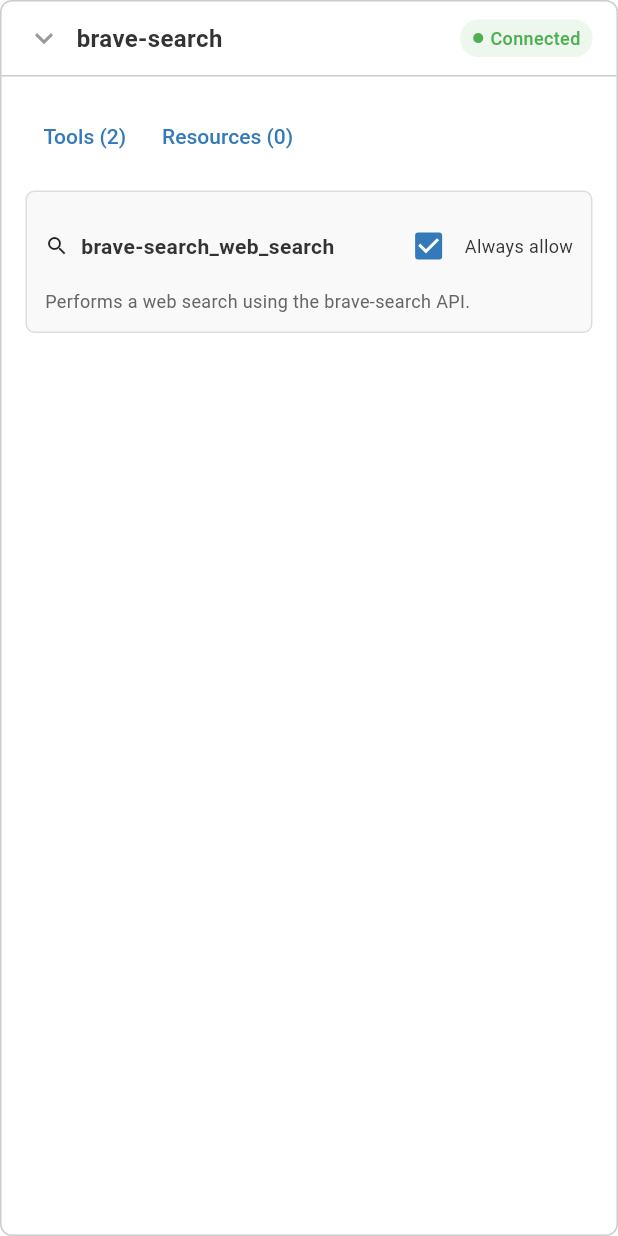
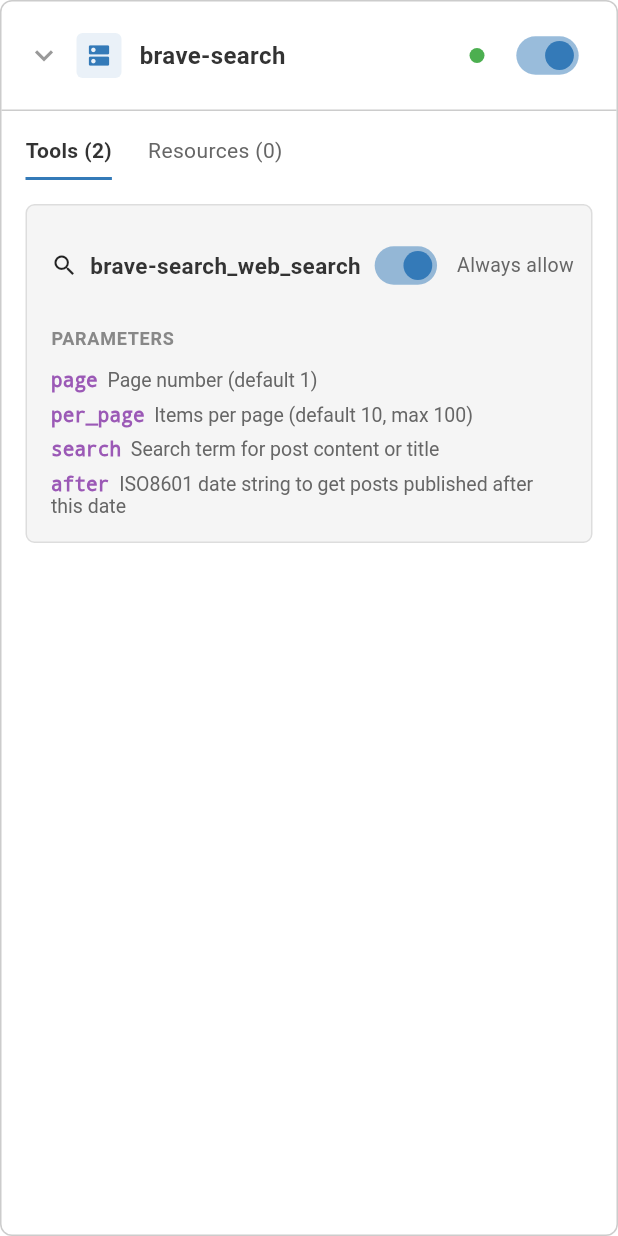
Before and after one commit to ResonanceGroup/VOX-UI, a Flutter app: the _McpServerAccordion widget shown alone on an empty page, opened directly, after a tap on "brave-search", on a phone screen of 412 x 824 dp. Run offline on Flutter 3.47's test engine with Material 3 defaults, Android fonts, the phone set to English and light mode, and no system bars; our stand-ins replace flutter_riverpod, go_router.

Commit message:
feat: Complete UI polish phase with critical fixes and enhancements (updated dark mode colors, navigation drawer blur effect, and added network timeout settings to MCP servers page)

```diff
--- a/lib/screens/mcp_servers_screen.dart
+++ b/lib/screens/mcp_servers_screen.dart
@@ -87,7 +87,7 @@
                     child: Row(
                       children: [
                         Checkbox(
-                          value: false,
+                          value: true,
                           onChanged: (value) {
                             // TODO: Implement toggle functionality
                           },
@@ -99,12 +99,14 @@
                             children: [
                               Text(
                                 'Enable MCP Servers',
-                                style: AppTheme.labelStyle,
+                                style: AppTheme.labelStyle.copyWith(
+                                  color: isDark ? const Color(0xFFE0E0E0) : null,
+                                ),
                               ),
                               Text(
                                 'When enabled, VOX will be able to interact with connected MCP servers for advanced functionality.',
                                 style: AppTheme.bodyTextStyle.copyWith(
-                                  color: AppTheme.textLightColor,
+                                  color: isDark ? const Color(0xFFE0E0E0) : AppTheme.textLightColor,
                                   fontSize: 12.0,
                                 ),
                               ),
@@ -116,10 +118,79 @@
                   ),
                   const SizedBox(height: 20.0),
 
+                  // Network Timeout section
+                  Container(
+                    padding: const EdgeInsets.all(16.0),
+                    decoration: BoxDecoration(
+                      color: isDark ? const Color(0xFF2C2C2C) : Colors.white,
+                      borderRadius: BorderRadius.circular(AppTheme.borderRadius),
+                      border: Border.all(
+                        color: isDark ? const Color(0xFF444444) : const Color(0xFFEEEEEE),
+                      ),
+                    ),
+                    child: Column(
+                      crossAxisAlignment: CrossAxisAlignment.start,
+                      children: [
+                        Text(
+                          'Network Timeout',
+                          style: AppTheme.labelStyle.copyWith(
+                            color: isDark ? const Color(0xFFE0E0E0) : null,
+                          ),
+                        ),
+                        const SizedBox(height: 8.0),
+                        Container(
+                          width: double.infinity,
+                          padding: const EdgeInsets.symmetric(horizontal: 12.0, vertical: 8.0),
+                          decoration: BoxDecoration(
+                            color: isDark ? const Color(0xFF1E1E1E) : Colors.white,
+                            borderRadius: BorderRadius.circular(8.0),
+                            border: Border.all(
+                              color: isDark ? const Color(0xFF555555) : const Color(0xFFCCCCCC),
+                            ),
+                          ),
+                          child: DropdownButton<String>(
+                            value: '1 minute',
+                            isExpanded: true,
+                            underline: const SizedBox(),
+                            dropdownColor: isDark ? const Color(0xFF2C2C2C) : Colors.white,
+                            style: AppTheme.bodyTextStyle.copyWith(
+                              color: isDark ? const Color(0xFFE0E0E0) : const Color(0xFF333333),
+                            ),
+                            items: const [
+                              DropdownMenuItem(value: '15 seconds', child: Text('15 seconds')),
+                              DropdownMenuItem(value: '30 seconds', child: Text('30 seconds')),
+                              DropdownMenuItem(value: '1 minute', child: Text('1 minute')),
+                              DropdownMenuItem(value: '2 minutes', child: Text('2 minutes')),
+                              DropdownMenuItem(value: '5 minutes', child: Text('5 minutes')),
+                              DropdownMenuItem(value: '10 minutes', child: Text('10 minutes')),
+                              DropdownMenuItem(value: '15 minutes', child: Text('15 minutes')),
+                              DropdownMenuItem(value: '30 minutes', child: Text('30 minutes')),
+                              DropdownMenuItem(value: '60 minutes', child: Text('60 minutes')),
+                            ],
+                            onChanged: (value) {
+                              // TODO: Implement timeout selection
+                            },
+                          ),
+                        ),
+                        const SizedBox(height: 8.0),
+                        Text(
+                          'Maximum time to wait for server responses',
+                          style: AppTheme.bodyTextStyle.copyWith(
+                            color: AppTheme.textLightColor,
+                            fontSize: 12.0,
+                          ),
+                        ),
+                      ],
+                    ),
+                  ),
+                  const SizedBox(height: 20.0),
+
                   // Server list header
                   Text(
                     'Connected Servers',
-                    style: AppTheme.sectionHeaderStyle,
+                    style: AppTheme.sectionHeaderStyle.copyWith(
+                      color: isDark ? const Color(0xFFE0E0E0) : null,
+                    ),
                   ),
                   const SizedBox(height: 12.0),
 
@@ -213,6 +284,137 @@
 class _McpServerAccordionState extends State<_McpServerAccordion> {
   bool _isExpanded = false;
   bool _isHovering = false;
+  bool _isEnabled = true;
+  int _selectedTab = 0; // 0 = Tools, 1 = Resources
+
+  Widget _buildTab(String title, int count, int index, bool isDark) {
+    final isSelected = _selectedTab == index;
+    return GestureDetector(
+      onTap: () {
+        setState(() {
+          _selectedTab = index;
+        });
+      },
+      child: Container(
+        padding: const EdgeInsets.only(bottom: 8.0),
+        decoration: BoxDecoration(
+          border: Border(
+            bottom: BorderSide(
+              color: isSelected ? const Color(0xFF347AB8) : Colors.transparent,
+              width: 2.0,
+            ),
+          ),
+        ),
+        child: Text(
+          '$title ($count)',
+          style: TextStyle(
+            fontSize: 14.0,
+            fontWeight: isSelected ? FontWeight.w600 : FontWeight.w400,
+            color: isSelected
+                ? (isDark ? const Color(0xFFE0E0E0) : const Color(0xFF333333))
+                : (isDark ? const Color(0xFF999999) : const Color(0xFF666666)),
+          ),
+        ),
+      ),
+    );
+  }
+
+  Widget _buildToolCard(bool isDark) {
+    return Container(
+      padding: const EdgeInsets.all(16.0),
+      decoration: BoxDecoration(
+        color: isDark ? const Color(0xFF2C2C2C) : const Color(0xFFF5F5F5),
+        borderRadius: BorderRadius.circular(6.0),
+        border: Border.all(
+          color: isDark ? const Color(0xFF444444) : const Color(0xFFDDDDDD),
+        ),
+      ),
+      child: Column(
+        crossAxisAlignment: CrossAxisAlignment.start,
+        children: [
+          // Tool header with icon and checkbox
+          Row(
+            children: [
+              const Icon(Icons.search, size: 18.0),
+              const SizedBox(width: 8.0),
+              Text(
+                '${widget.name}_web_search',
+                style: TextStyle(
+                  fontSize: 15.0,
+                  fontWeight: FontWeight.w600,
+                  color: isDark ? const Color(0xFFE0E0E0) : const Color(0xFF333333),
+                ),
+              ),
+              const Spacer(),
+              Transform.scale(
+                scale: 0.8,
+                child: Switch(
+                  value: true,
+                  onChanged: (value) {},
+                  activeColor: const Color(0xFF347AB8),
+                ),
+              ),
+              const SizedBox(width: 4.0),
+              Text(
+                'Always allow',
+                style: TextStyle(
+                  fontSize: 13.0,
+                  color: isDark ? const Color(0xFFCCCCCC) : const Color(0xFF666666),
+                ),
+              ),
+            ],
+          ),
+          const SizedBox(height: 16.0),
+
+          // PARAMETERS section header
+          Text(
+            'PARAMETERS',
+            style: TextStyle(
+              fontSize: 12.0,
+              fontWeight: FontWeight.w600,
+              letterSpacing: 0.5,
+              color: isDark ? const Color(0xFF999999) : const Color(0xFF888888),
+            ),
+          ),
+          const SizedBox(height: 12.0),
+
+          // Parameter list
+          _buildParameter('page', 'Page number (default 1)', isDark),
+          const SizedBox(height: 8.0),
+          _buildParameter('per_page', 'Items per page (default 10, max 100)', isDark),
+          const SizedBox(height: 8.0),
+          _buildParameter('search', 'Search term for post content or title', isDark),
+          const SizedBox(height: 8.0),
+          _buildParameter('after', 'ISO8601 date string to get posts published after this date', isDark),
+        ],
+      ),
+    );
+  }
+
+  Widget _buildParameter(String name, String description, bool isDark) {
+    return RichText(
+      text: TextSpan(
+        children: [
+          TextSpan(
+            text: name,
+            style: TextStyle(
+              fontSize: 13.0,
+              fontWeight: FontWeight.w600,
+              color: isDark ? const Color(0xFFDDA0DD) : const Color(0xFF9B59B6),
+              fontFamily: 'monospace',
+            ),
+          ),
+          TextSpan(
+            text: '  $description',
+            style: TextStyle(
+              fontSize: 13.0,
+              color: isDark ? const Color(0xFFCCCCCC) : const Color(0xFF666666),
+            ),
+          ),
+        ],
+      ),
+    );
+  }
 
   @override
   Widget build(BuildContext context) {
@@ -265,6 +467,20 @@
                       ),
                     ),
                     const SizedBox(width: 10.0),
+                    // Blue server icon
+                    Container(
+                      padding: const EdgeInsets.all(6.0),
+                      decoration: BoxDecoration(
+                        color: const Color(0xFF347AB8).withOpacity(0.1),
+                        borderRadius: BorderRadius.circular(4.0),
+                      ),
+                      child: const Icon(
+                        Icons.dns,
+                        size: 18.0,
+                        color: Color(0xFF347AB8),
+                      ),
+                    ),
+                    const SizedBox(width: 12.0),
                     Text(
                       widget.name,
                       style: TextStyle(
@@ -274,30 +490,27 @@
                       ),
                     ),
                     const Spacer(),
-                    // Status badge
+                    // Status dot
                     Container(
-                      padding: const EdgeInsets.symmetric(horizontal: 8.0, vertical: 4.0),
+                      width: 10.0,
+                      height: 10.0,
                       decoration: BoxDecoration(
-                        color: widget.statusColor.withOpacity(0.1),
-                        borderRadius: BorderRadius.circular(12.0),
+                        shape: BoxShape.circle,
+                        color: widget.statusColor,
                       ),
-                      child: Row(
-                        children: [
-                          Icon(
-                            Icons.circle,
-                            size: 8.0,
-                            color: widget.statusColor,
-                          ),
-                          const SizedBox(width: 4.0),
-                          Text(
-                            widget.status,
-                            style: TextStyle(
-                              color: widget.statusColor,
-                              fontSize: 12.0,
-                              fontWeight: FontWeight.w500,
-                            ),
-                          ),
-                        ],
+                    ),
+                    const SizedBox(width: 12.0),
+                    // Toggle switch
+                    Transform.scale(
+                      scale: 0.8,
+                      child: Switch(
+                        value: _isEnabled,
+                        onChanged: (value) {
+                          setState(() {
+                            _isEnabled = value;
+                          });
+                        },
+                        activeColor: const Color(0xFF347AB8),
                       ),
                     ),
                   ],
@@ -318,94 +531,24 @@
               child: Column(
                 crossAxisAlignment: CrossAxisAlignment.start,
                 children: [
-                  // Tools and Resources tabs
+                  // Tools and Resources tabs - Roo Code style
                   Row(
                     children: [
-                      TextButton(
-                        onPressed: () {},
-                        style: TextButton.styleFrom(
-                          padding: const EdgeInsets.symmetric(horizontal: 12.0, vertical: 8.0),
-                        ),
-                        child: Text(
-                          'Tools (${widget.tools})',
-                          style: const TextStyle(
-                            fontSize: 14.0,
-                            fontWeight: FontWeight.w500,
-                          ),
-                        ),
-                      ),
-                      TextButton(
-                        onPressed: () {},
-                        style: TextButton.styleFrom(
-                          padding: const EdgeInsets.symmetric(horizontal: 12.0, vertical: 8.0),
-                        ),
-                        child: Text(
-                          'Resources (${widget.resources})',
-                          style: const TextStyle(
-                            fontSize: 14.0,
-                            fontWeight: FontWeight.w500,
-                          ),
-                        ),
-                      ),
+                      _buildTab('Tools', widget.tools, 0, isDark),
+                      const SizedBox(width: 24.0),
+                      _buildTab('Resources', widget.resources, 1, isDark),
                     ],
                   ),
-                  const SizedBox(height: 12.0),
+                  const SizedBox(height: 16.0),
 
-                  // Tool details
-                  Container(
-                    padding: const EdgeInsets.all(12.0),
-                    decoration: BoxDecoration(
-                      color: isDark ? const Color(0xFF383838) : const Color(0xFFF9F9F9),
-                      borderRadius: BorderRadius.circular(6.0),
-                      border: Border.all(
-                        color: isDark ? const Color(0xFF555555) : const Color(0xFFDDDDDD),
-                      ),
-                    ),
-                    child: Column(
-                      crossAxisAlignment: CrossAxisAlignment.start,
-                      children: [
-                        Row(
-                          children: [
-                            const Icon(Icons.search, size: 16.0),
-                            const SizedBox(width: 8.0),
-                            Text(
-                              '${widget.name}_web_search',
-                              style: const TextStyle(
-                                fontSize: 14.0,
-                                fontWeight: FontWeight.w600,
-                              ),
-                            ),
-                            const Spacer(),
-                            Row(
-                              children: [
-                                Checkbox(
-                                  value: true,
-                                  onChanged: (value) {},
-                                ),
-                                Text(
-                                  'Always allow',
-                                  style: AppTheme.bodyTextStyle.copyWith(fontSize: 12.0),
-                                ),
-                              ],
-                            ),
-                          ],
-                        ),
-                        const SizedBox(height: 4.0),
-                        Text(
-                          'Performs a web search using the ${widget.name} API.',
-                          style: AppTheme.bodyTextStyle.copyWith(
-                            color: AppTheme.textLightColor,
-                            fontSize: 12.0,
-                          ),
-                        ),
-                      ],
-                    ),
-                  ),
+                  // Tool details - Roo Code style
+                  _buildToolCard(isDark),
                 ],
               ),
             ),
         ],
       ),
     );
-  }
+
 }
+}
--- a/old/settings.json
+++ b/old/settings.json
@@ -1,5 +1,5 @@
 {
-  "theme": "light",
+  "theme": "dark",
   "mcp_config_path": "",
   "active_voice_agent": "ultravox",
   "voice_agent_config": {
```
Also changed, not shown: 2 other files.
